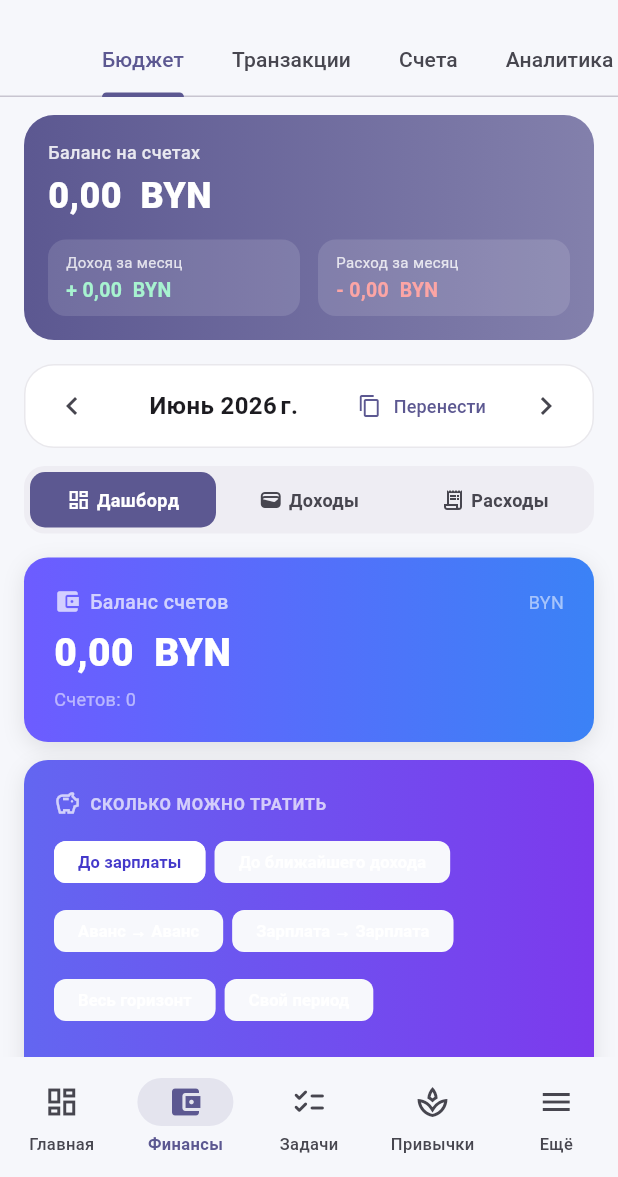
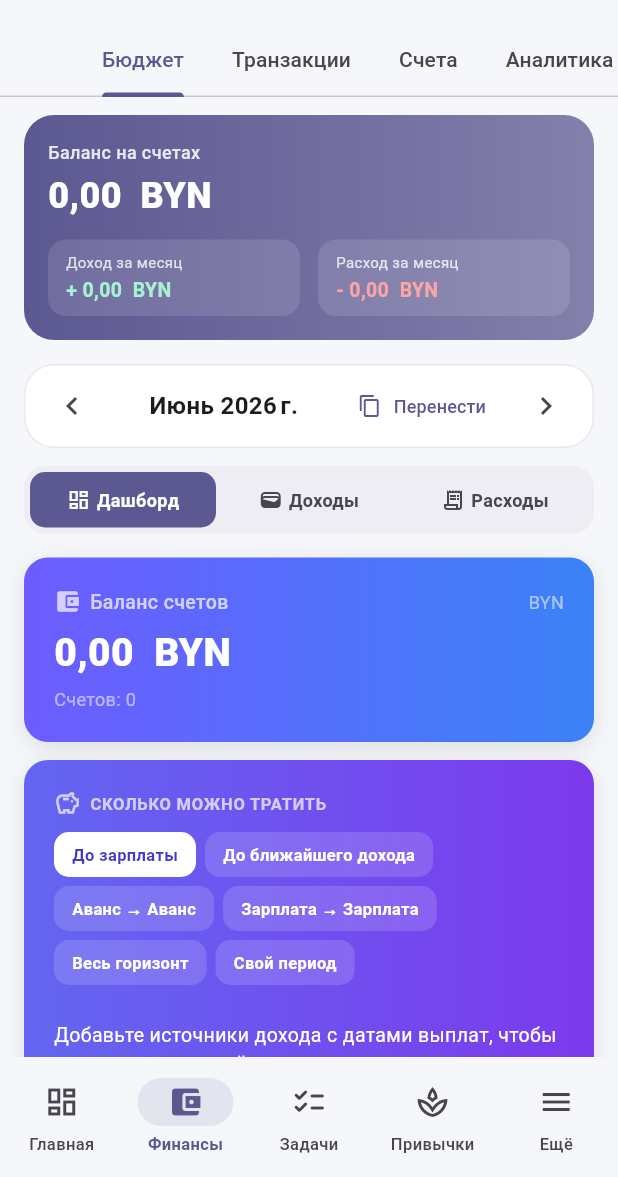
Before and after one commit to P1043412198/vibetracker2, a Flutter app: the screen it shows after launch, item 2 of the bottom bar chosen, on a phone screen of 412 x 824 dp, the part 59-1236 px from its top. Run offline on Flutter 3.47's test engine with Material 3 defaults, Android fonts, the phone set to English and light mode, and no system bars; drawn by our look-alikes of dynamic_color; our stand-ins replace camera, csv, file_picker, fl_chart, flutter_animate, flutter_local_notifications and 14 more; missing offline and left inert: google_mlkit_pose_detection, google_mlkit_text_recognition, mobile_scanner; accounts and stored records are empty; network calls fail.

Commit message:
fix(flutter): readable period/account pills + scrollable inbox menus
Co-Authored-By: Devin AI <158243242+devin-ai-integration[bot]@users.noreply.github.com>

```diff
--- a/flutter_app/lib/features/finance/budget_planner_tab.dart
+++ b/flutter_app/lib/features/finance/budget_planner_tab.dart
@@ -1528,6 +1528,32 @@ class _SafeToSpendCardState extends ConsumerState<_SafeToSpendCard> {
     }
   }
 
+  Widget _pillButton({
+    required String label,
+    required bool selected,
+    required VoidCallback onTap,
+  }) {
+    return Material(
+      color: selected ? Colors.white : Colors.white.withAlpha(38),
+      borderRadius: BorderRadius.circular(10),
+      child: InkWell(
+        onTap: onTap,
+        borderRadius: BorderRadius.circular(10),
+        child: Padding(
+          padding: const EdgeInsets.symmetric(horizontal: 12, vertical: 7),
+          child: Text(
+            label,
+            style: TextStyle(
+              fontSize: 11,
+              fontWeight: FontWeight.w600,
+              color: selected ? const Color(0xFF4338CA) : Colors.white,
+            ),
+          ),
+        ),
+      ),
+    );
+  }
+
   Widget _buildRangeSelector(BuildContext context) {
     final mode = ref.watch(safeToSpendRangeModeProvider);
     final custom = ref.watch(safeToSpendCustomRangeProvider);
@@ -1547,23 +1573,11 @@ class _SafeToSpendCardState extends ConsumerState<_SafeToSpendCard> {
           runSpacing: 6,
           children: [
             for (final m in CashflowRangeMode.values)
-              ChoiceChip(
-                label: Text(cashflowRangeLabels[m]!),
+              _pillButton(
+                label: cashflowRangeLabels[m]!,
                 selected: mode == m,
-                onSelected: (_) =>
+                onTap: () =>
                     ref.read(safeToSpendRangeModeProvider.notifier).set(m),
-                showCheckmark: false,
-                visualDensity: VisualDensity.compact,
-                labelStyle: TextStyle(
-                  fontSize: 11,
-                  fontWeight: FontWeight.w600,
-                  color: mode == m ? const Color(0xFF4338CA) : Colors.white,
-                ),
-                backgroundColor: Colors.white.withAlpha(38),
-                selectedColor: Colors.white,
-                side: BorderSide.none,
-                padding:
-                    const EdgeInsets.symmetric(horizontal: 8, vertical: 2),
               ),
           ],
         ),
@@ -1611,22 +1625,7 @@ class _SafeToSpendCardState extends ConsumerState<_SafeToSpendCard> {
       required bool active,
       required VoidCallback onTap,
     }) {
-      return ChoiceChip(
-        label: Text(label),
-        selected: active,
-        onSelected: (_) => onTap(),
-        showCheckmark: false,
-        visualDensity: VisualDensity.compact,
-        labelStyle: TextStyle(
-          fontSize: 11,
-          fontWeight: FontWeight.w600,
-          color: active ? const Color(0xFF4338CA) : Colors.white,
-        ),
-        backgroundColor: Colors.white.withAlpha(38),
-        selectedColor: Colors.white,
-        side: BorderSide.none,
-        padding: const EdgeInsets.symmetric(horizontal: 8, vertical: 2),
-      );
+      return _pillButton(label: label, selected: active, onTap: onTap);
     }
 
     return Column(
```
Also changed, not shown: flutter_app/lib/features/inbox/inbox_page.dart (+19 -2 lines).
